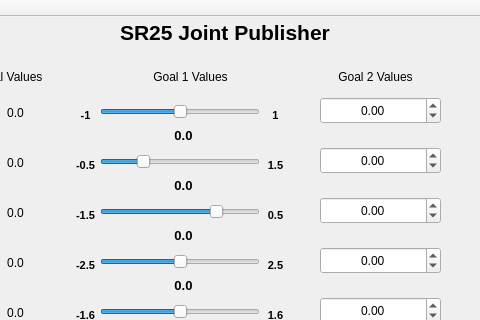
Above: sef_roboter_joint_publisher/Forms/mainwindow.ui from durovsky/sef_roboter before the change; both pictures show x 110 to 590 and y 0 to 320 of the 705 by 563 pixel window. Below: the same form after it.
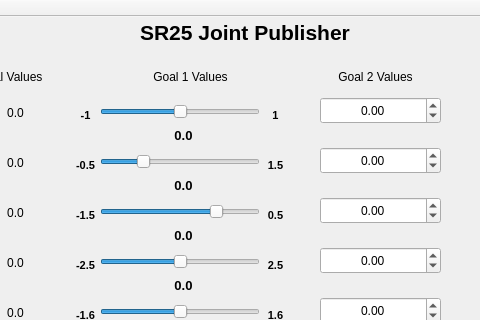
That is the form after the change.

Commit message: cosmetic form changes

Patch:
```diff
--- a/sef_roboter_joint_publisher/Forms/mainwindow.ui
+++ b/sef_roboter_joint_publisher/Forms/mainwindow.ui
@@ -134,7 +134,7 @@
    <widget class="QLabel" name="label_main">
     <property name="geometry">
      <rect>
-      <x>230</x>
+      <x>250</x>
       <y>0</y>
       <width>221</width>
       <height>31</height>
```
